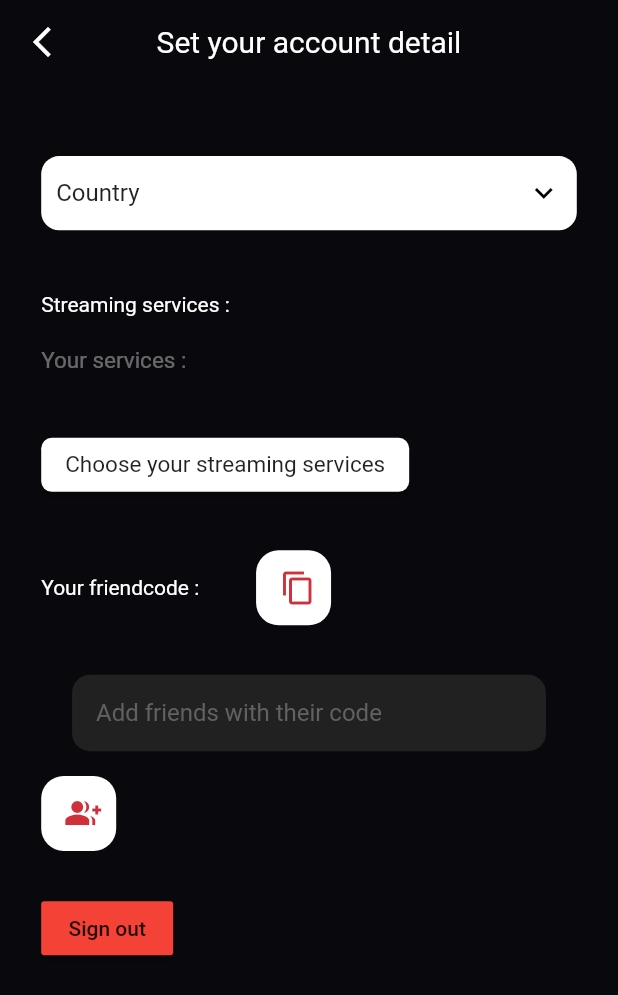
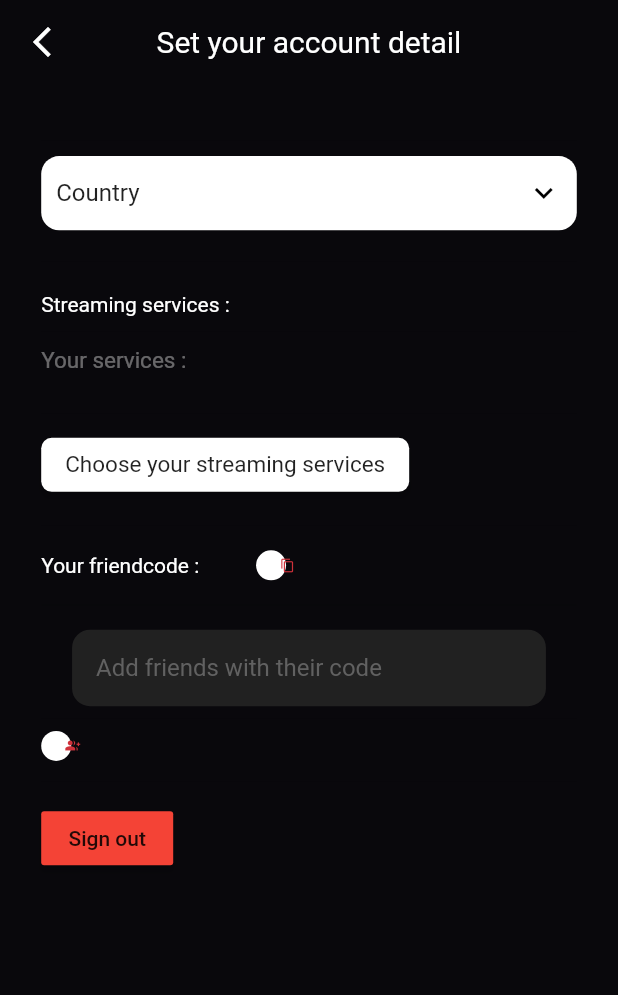
Before and after one commit to Brokeena/H23-Gr1-E7-CineChooser, a Flutter app: the Reglages screen opened directly, on a phone screen of 412 x 824 dp. Shown: the top 995 px of the screen. Run offline on Flutter 3.47's test engine with Material 2 defaults, Android fonts, the phone set to English and light mode, and no system bars; our stand-ins replace auto_size_text, carousel_slider, cloud_firestore, firebase_auth, firebase_core, google_nav_bar; missing offline and left inert: swipable_stack, tmdb_api; accounts and stored records are empty.

Commit message:
bug Louis

```diff
--- a/app/cinechooser/test_application1/lib/pages/reglages.dart
+++ b/app/cinechooser/test_application1/lib/pages/reglages.dart
@@ -160,9 +160,9 @@ class _ReglagesState extends State<Reglages> {
                         onPressed: () {
                           _copy();
                         },
-                        icone: const Icon(Icons.copy, color: Styles.red1),
+                        icone: const Icon(Icons.copy, color: Styles.red1, size: 10),
                         color: Colors.white,
-                        taille: 50,
+                        taille: 20,
                         borderRadius: 15)
                   ],
                 ),
@@ -176,9 +176,9 @@ class _ReglagesState extends State<Reglages> {
                     onPressed: () {
                       _addFriend();
                     },
-                    icone: const Icon(Icons.group_add, color: Styles.red1),
+                    icone: const Icon(Icons.group_add, color: Styles.red1, size: 10),
                     color: Colors.white,
-                    taille: 50,
+                    taille: 20,
                     borderRadius: 15),
                 Divider(height: height / 30),
                 MaterialButton(
```
